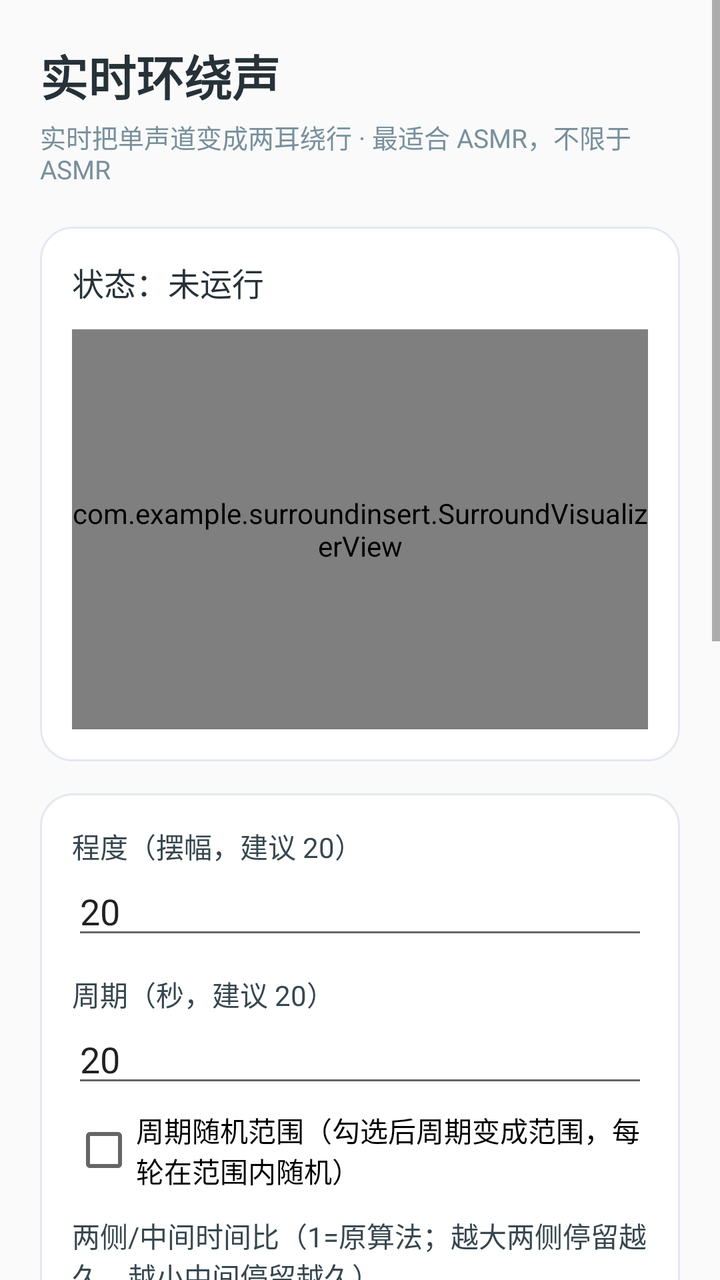
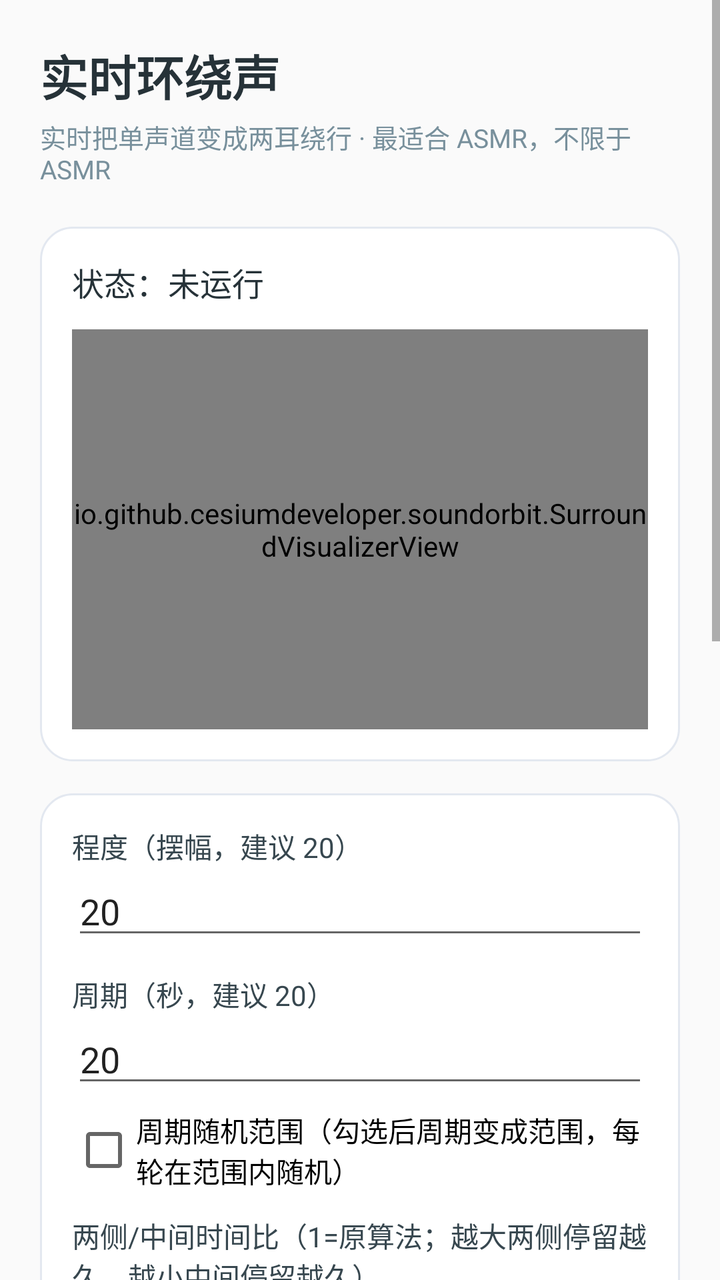

An Android layout rendered at two revisions. The XML below is the earlier revision; the diff shows what the commit changed to produce the second picture.
<!-- AndroidManifest.xml: application theme AppTheme -->
<!-- res/layout/activity_main.xml -->
<?xml version="1.0" encoding="utf-8"?>
<ScrollView xmlns:android="http://schemas.android.com/apk/res/android"
    android:layout_width="match_parent"
    android:layout_height="match_parent"
    android:fillViewport="true">

    <LinearLayout
        android:layout_width="match_parent"
        android:layout_height="wrap_content"
        android:orientation="vertical"
        android:padding="20dp">

        <TextView
            android:layout_width="match_parent"
            android:layout_height="wrap_content"
            android:text="@string/main_title"
            android:textSize="24sp"
            android:textStyle="bold"
            android:textColor="#263238" />

        <TextView
            android:id="@+id/subtitle"
            android:layout_width="match_parent"
            android:layout_height="wrap_content"
            android:layout_marginTop="4dp"
            android:text="@string/main_subtitle"
            android:textSize="13sp"
            android:textColor="#78909C" />

        <LinearLayout
            android:layout_width="match_parent"
            android:layout_height="wrap_content"
            android:layout_marginTop="20dp"
            android:orientation="vertical"
            android:background="@drawable/card_bg"
            android:padding="16dp">

            <TextView
                android:id="@+id/status"
                android:layout_width="match_parent"
                android:layout_height="wrap_content"
                android:text="@string/status_idle"
                android:textSize="16sp"
                android:textColor="#263238" />

            <com.example.surroundinsert.SurroundVisualizerView
                android:id="@+id/visualizer"
                android:layout_width="match_parent"
                android:layout_height="200dp"
                android:layout_marginTop="12dp" />
        </LinearLayout>

        <LinearLayout
            android:layout_width="match_parent"
            android:layout_height="wrap_content"
            android:layout_marginTop="16dp"
            android:orientation="vertical"
            android:background="@drawable/card_bg"
            android:padding="16dp">

            <TextView
                android:layout_width="match_parent"
                android:layout_height="wrap_content"
                android:text="@string/depth_label"
                android:textSize="14sp"
                android:textColor="#37474F" />

            <EditText
                android:id="@+id/depth"
                android:layout_width="match_parent"
                android:layout_height="wrap_content"
                android:inputType="numberDecimal|numberSigned"
                android:text="20"
                android:textSize="18sp" />

            <TextView
                android:layout_width="match_parent"
                android:layout_height="wrap_content"
                android:layout_marginTop="12dp"
                android:text="@string/period_label"
                android:textSize="14sp"
                android:textColor="#37474F" />

            <EditText
                android:id="@+id/period"
                android:layout_width="match_parent"
                android:layout_height="wrap_content"
                android:inputType="numberDecimal|numberSigned"
                android:text="20"
                android:textSize="18sp" />

            <CheckBox
                android:id="@+id/periodRandomCheck"
                android:layout_width="match_parent"
                android:layout_height="wrap_content"
                android:layout_marginTop="6dp"
                android:text="@string/period_random_enable" />

            <LinearLayout
                android:id="@+id/periodRandomRange"
                android:layout_width="match_parent"
                android:layout_height="wrap_content"
                android:orientation="vertical"
                android:visibility="gone">

                <TextView
                    android:layout_width="match_parent"
                    android:layout_height="wrap_content"
                    android:text="@string/period_random_min"
                    android:textSize="12sp"
                    android:textColor="#78909C" />
                <EditText
                    android:id="@+id/periodRandomMin"
                    android:layout_width="match_parent"
                    android:layout_height="wrap_content"
                    android:inputType="numberDecimal"
                    android:text="5" />

                <TextView
                    android:layout_width="match_parent"
                    android:layout_height="wrap_content"
                    android:layout_marginTop="6dp"
                    android:text="@string/period_random_max"
                    android:textSize="12sp"
                    android:textColor="#78909C" />
                <EditText
                    android:id="@+id/periodRandomMax"
                    android:layout_width="match_parent"
                    android:layout_height="wrap_content"
                    android:inputType="numberDecimal"
                    android:text="30" />
            </LinearLayout>

            <TextView
                android:layout_width="match_parent"
                android:layout_height="wrap_content"
                android:layout_marginTop="12dp"
                android:text="@string/ratio_label"
                android:textSize="14sp"
                android:textColor="#37474F" />

            <EditText
                android:id="@+id/ratio"
                android:layout_width="match_parent"
                android:layout_height="wrap_content"
                android:inputType="numberDecimal|numberSigned"
                android:text="1"
                android:textSize="18sp" />
        </LinearLayout>

        <LinearLayout
            android:layout_width="match_parent"
            android:layout_height="wrap_content"
            android:layout_marginTop="16dp"
            android:orientation="vertical"
            android:background="@drawable/card_bg"
            android:padding="16dp">

            <TextView
                android:layout_width="match_parent"
                android:layout_height="wrap_content"
                android:text="@string/engine_label"
                android:textSize="14sp"
                android:textColor="#37474F" />

            <RadioGroup
                android:id="@+id/engineGroup"
                android:layout_width="match_parent"
                android:layout_height="wrap_content"
                android:orientation="vertical">

                <RadioButton
                    android:id="@+id/engineNative"
                    android:layout_width="match_parent"
                    android:layout_height="wrap_content"
                    android:text="@string/engine_native"
                    android:checked="true" />

                <RadioButton
                    android:id="@+id/engineShizuku"
                    android:layout_width="match_parent"
                    android:layout_height="wrap_content"
                    android:text="@string/engine_shizuku" />
            </RadioGroup>

            <TextView
                android:layout_width="match_parent"
                android:layout_height="wrap_content"
                android:layout_marginTop="8dp"
                android:text="@string/channel_label"
                android:textSize="14sp"
                android:textColor="#37474F" />

            <Spinner
                android:id="@+id/channelSpinner"
                android:layout_width="match_parent"
                android:layout_height="wrap_content"
                android:entries="@array/channel_modes" />

            <LinearLayout
                android:id="@+id/hrtfParams"
                android:layout_width="match_parent"
                android:layout_height="wrap_content"
                android:layout_marginTop="8dp"
                android:orientation="vertical"
                android:visibility="gone">

                <TextView
                    android:layout_width="match_parent"
                    android:layout_height="wrap_content"
                    android:text="@string/hrtf_params"
                    android:textSize="13sp"
                    android:textStyle="bold"
                    android:textColor="#37474F" />

                <TextView
                    android:layout_width="match_parent"
                    android:layout_height="wrap_content"
                    android:layout_marginTop="6dp"
                    android:text="@string/hrtf_azimuth"
                    android:textSize="12sp"
                    android:textColor="#78909C" />
                <EditText
                    android:id="@+id/hrtfAzimuth"
                    android:layout_width="match_parent"
                    android:layout_height="wrap_content"
                    android:inputType="numberDecimal|numberSigned"
                    android:text="0" />

                <TextView
                    android:layout_width="match_parent"
                    android:layout_height="wrap_content"
                    android:layout_marginTop="6dp"
                    android:text="@string/hrtf_radius"
                    android:textSize="12sp"
                    android:textColor="#78909C" />
                <EditText
                    android:id="@+id/hrtfRadius"
                    android:layout_width="match_parent"
                    android:layout_height="wrap_content"
                    android:inputType="numberDecimal"
                    android:text="0.5" />

                <TextView
                    android:layout_width="match_parent"
                    android:layout_height="wrap_content"
                    android:layout_marginTop="6dp"
                    android:text="@string/hrtf_elevation"
                    android:textSize="12sp"
                    android:textColor="#78909C" />
                <EditText
                    android:id="@+id/hrtfElevation"
                    android:layout_width="match_parent"
                    android:layout_height="wrap_content"
                    android:inputType="numberDecimal|numberSigned"
                    android:text="0" />
            </LinearLayout>

            <LinearLayout
                android:layout_width="match_parent"
                android:layout_height="wrap_content"
                android:layout_marginTop="8dp"
                android:orientation="horizontal"
                android:gravity="center_vertical">

                <TextView
                    android:id="@+id/shizukuStatus"
                    android:layout_width="0dp"
                    android:layout_height="wrap_content"
                    android:layout_weight="1"
                    android:text="@string/shizuku_not_installed"
                    android:textSize="13sp"
                    android:textColor="#78909C" />

                <Button
                    android:id="@+id/shizukuAuth"
                    android:layout_width="wrap_content"
                    android:layout_height="wrap_content"
                    android:text="@string/shizuku_auth" />
            </LinearLayout>

            <TextView
                android:layout_width="match_parent"
                android:layout_height="wrap_content"
                android:layout_marginTop="6dp"
                android:text="@string/shizuku_note"
                android:textSize="11sp"
                android:textColor="#9E9E9E" />
        </LinearLayout>

        <Button
            android:id="@+id/toggle"
            android:layout_width="match_parent"
            android:layout_height="60dp"
            android:layout_marginTop="20dp"
            android:text="@string/enable"
            android:textSize="18sp"
            android:backgroundTint="#2962FF"
            android:textColor="#FFFFFF" />

        <LinearLayout
            android:layout_width="match_parent"
            android:layout_height="wrap_content"
            android:layout_marginTop="10dp"
            android:orientation="horizontal"
            android:gravity="center_vertical">

            <Button
                android:id="@+id/settings"
                android:layout_width="0dp"
                android:layout_height="wrap_content"
                android:layout_weight="1"
                android:text="@string/settings_title" />

            <ImageButton
                android:id="@+id/githubRepo"
                android:layout_width="48dp"
                android:layout_height="48dp"
                android:layout_marginStart="8dp"
                android:src="@drawable/ic_github"
                android:scaleType="fitCenter"
                android:background="?android:attr/selectableItemBackgroundBorderless"
                android:contentDescription="@string/github_repo" />
        </LinearLayout>

        <TextView
            android:layout_width="match_parent"
            android:layout_height="wrap_content"
            android:layout_marginTop="16dp"
            android:text="@string/main_note"
            android:textSize="12sp"
            android:textColor="#78909C" />
    </LinearLayout>
</ScrollView>
<!-- resources referenced by this layout -->
<resources>
  <string-array name="channel_modes">
          <item>@string/channel_left</item>
          <item>@string/channel_right</item>
          <item>@string/channel_mix</item>
          <item>@string/channel_hrtf</item>
          <item>@string/channel_hrtf_left</item>
          <item>@string/channel_hrtf_right</item>
          <item>@string/channel_hrtf_mix</item>
      </string-array>
  <!-- drawable card_bg (drawable) -->
  <?xml version="1.0" encoding="utf-8"?>
  <shape xmlns:android="http://schemas.android.com/apk/res/android"
      android:shape="rectangle">
      <solid android:color="#FFFFFF" />
      <corners android:radius="16dp" />
      <stroke
          android:width="1dp"
          android:color="#E3E8F0" />
      <padding
          android:bottom="8dp"
          android:left="8dp"
          android:right="8dp"
          android:top="8dp" />
  </shape>
  <!-- drawable ic_github (drawable) -->
  <?xml version="1.0" encoding="utf-8"?>
  <vector xmlns:android="http://schemas.android.com/apk/res/android"
      android:width="24dp"
      android:height="24dp"
      android:viewportWidth="16"
      android:viewportHeight="16">
      <path
          android:fillColor="#FF24292F"
          android:pathData="M8 0C3.58 0 0 3.58 0 8c0 3.54 2.29 6.53 5.47 7.59.4.07.55-.17.55-.38 0-.19-.01-.82-.01-1.49-2.01.37-2.53-.49-2.69-.94-.09-.23-.48-.94-.82-1.13-.28-.15-.68-.52-.01-.53.63-.01 1.08.58 1.23.82.72 1.21 1.87.87 2.33.66.07-.52.28-.87.51-1.07-1.78-.2-3.64-.89-3.64-3.95 0-.87.31-1.59.82-2.15-.08-.2-.36-1.02.08-2.12 0 0 .67-.21 2.2.82.64-.18 1.32-.27 2-.27.68 0 1.36.09 2 .27 1.53-1.04 2.2-.82 2.2-.82.44 1.1.16 1.92.08 2.12.51.56.82 1.27.82 2.15 0 3.07-1.87 3.75-3.65 3.95.29.25.54.73.54 1.48 0 1.07-.01 1.93-.01 2.2 0 .21.15.46.55.38A8.012 8.012 0 0 0 16 8c0-4.42-3.58-8-8-8z" />
  </vector>
  <string name="channel_label">环绕方式（仅高级引擎）</string>
  <string name="depth_label">程度（摆幅，建议 20）</string>
  <string name="enable">开启环绕声</string>
  <string name="engine_label">引擎</string>
  <string name="engine_native">轻量（session 0，零延迟，左右摆动）</string>
  <string name="engine_shizuku">高级（内录捕获，伪环绕 / 真环绕）</string>
  <string name="github_repo">在 GitHub 上查看源码</string>
  <string name="hrtf_azimuth">起始方位（度，0前/90右/180后/270左）</string>
  <string name="hrtf_elevation">仰角（度，-60~60）</string>
  <string name="hrtf_params">真环绕声参数（旋转周期用上面的"周期"；程度/时间比对真环绕不起作用）</string>
  <string name="hrtf_radius">半径（0贴头~1远，越小双耳差越强）</string>
  <string name="main_note">轻量引擎：实时改系统输出增益，不抓音频、不重播，零延迟、无双份声音；左右摆动，默认 20 / 20 / 1 直接开即可。\n高级引擎：内录捕获后处理再播回（掐原声，约 80–120ms 延迟），可选伪环绕（取单声道+摆动）或真环绕（双耳空间化绕头）。</string>
  <string name="main_subtitle">实时把单声道变成两耳绕行 · 最适合 ASMR，不限于 ASMR</string>
  <string name="main_title">实时环绕声</string>
  <string name="period_label">周期（秒，建议 20）</string>
  <string name="period_random_enable">周期随机范围（勾选后周期变成范围，每轮在范围内随机）</string>
  <string name="period_random_max">周期上限（秒）</string>
  <string name="period_random_min">周期下限（秒）</string>
  <string name="ratio_label">两侧/中间时间比（1=原算法；越大两侧停留越久，越小中间停留越久）</string>
  <string name="settings_title">设置与保活</string>
  <string name="shizuku_auth">授权音频捕获</string>
  <string name="shizuku_not_installed">未安装 / 未运行</string>
  <string name="shizuku_note">高级引擎需授权"录制屏幕/音频"（Android 10+ 内录 API），蓝牙耳机同样可抓；延迟约 80–120ms。伪环绕=复制声道做左右摆动；真环绕=按双耳线索让声源绕头。轻量引擎零延迟但只有左右摆动。</string>
  <string name="status_idle">状态：未运行</string>
  <style name="AppTheme" parent="Theme.AppCompat.DayNight.NoActionBar">
          <item name="colorAccent">#FF2962FF</item>
          <item name="android:colorAccent">#FF2962FF</item>
      </style>
  <string name="channel_left">伪环绕 · 只取左 → 双耳（复制声道 + 左右增益摆动，无前后方位）</string>
  <string name="channel_right">伪环绕 · 只取右 → 双耳（复制声道 + 左右增益摆动，无前后方位）</string>
  <string name="channel_mix">伪环绕 · 双声道合成单声道 → 双耳（先合成再摆动）</string>
  <string name="channel_hrtf">真环绕 · 立体声直接输入（L/R 各自独立绕头）</string>
  <string name="channel_hrtf_left">真环绕 · 取左声道源（单声道绕头）</string>
  <string name="channel_hrtf_right">真环绕 · 取右声道源（单声道绕头）</string>
  <string name="channel_hrtf_mix">真环绕 · 双声道合成单声道绕头（先合成再绕）</string>
</resources>

<!-- the commit's change to res/layout/activity_main.xml (unified diff, before → after) -->
@@ -43,7 +43,7 @@
                 android:textSize="16sp"
                 android:textColor="#263238" />
 
-            <com.example.surroundinsert.SurroundVisualizerView
+            <io.github.cesiumdeveloper.soundorbit.SurroundVisualizerView
                 android:id="@+id/visualizer"
                 android:layout_width="match_parent"
                 android:layout_height="200dp"
